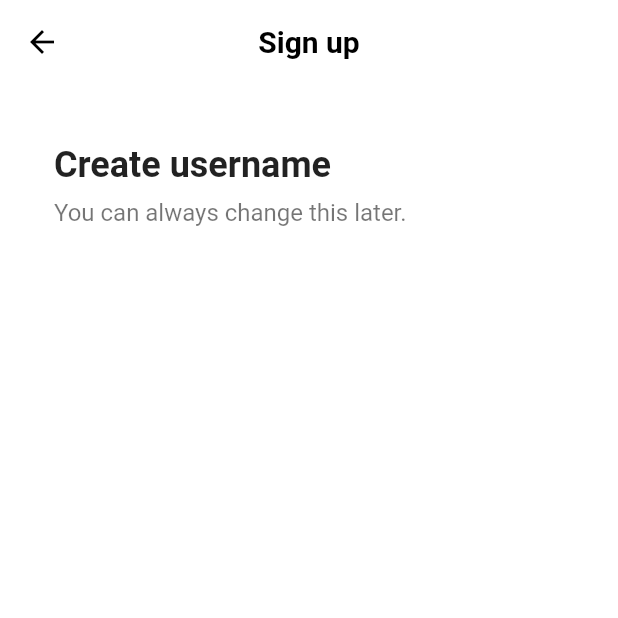
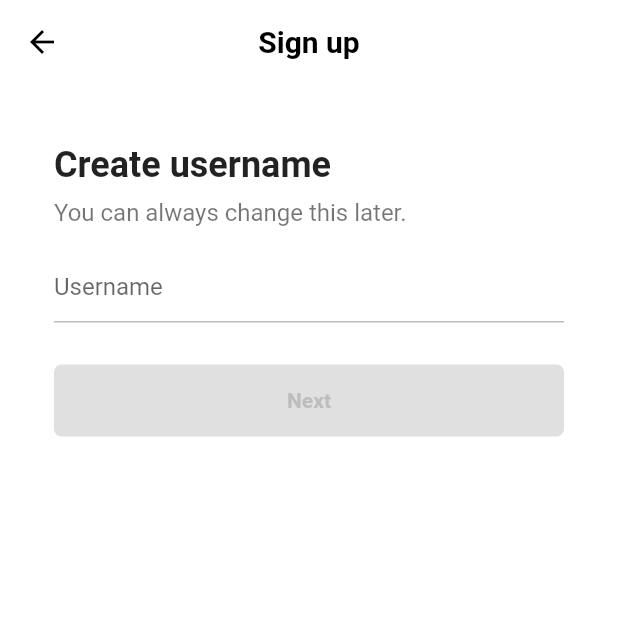
Before and after one commit to ghrms80/tiktok_clone_re0, a Flutter app: the UsernameScreen screen opened directly, on a phone screen of 412 x 824 dp, the top half of it. Run offline on Flutter 3.47's test engine with Material 2 defaults, Android fonts, the phone set to English and light mode, and no system bars; our stand-ins replace font_awesome_flutter.

Commit message:
4.4 Username Screen

```diff
--- a/lib/features/authentication/username_screen.dart
+++ b/lib/features/authentication/username_screen.dart
@@ -1,8 +1,27 @@
 import 'package:flutter/material.dart';
 import 'package:tiktoc_clne_re0/constant/gaps.dart';
 
-class UsernameScreen extends StatelessWidget {
+class UsernameScreen extends StatefulWidget {
   const UsernameScreen({super.key});
+
+  @override
+  State<UsernameScreen> createState() => _UsernameScreenState();
+}
+
+class _UsernameScreenState extends State<UsernameScreen> {
+  final TextEditingController _usernameController = TextEditingController();
+  String _username = "";
+
+  @override
+  void initState() {
+    super.initState();
+
+    _usernameController.addListener(() {
+      setState(() {
+        _username = _usernameController.text;
+      });
+    });
+  }
 
   @override
   Widget build(BuildContext context) {
@@ -19,9 +38,9 @@
         ),
         child: Column(
           crossAxisAlignment: CrossAxisAlignment.start,
-          children: const [
+          children: [
             Gaps.v40,
-            Text(
+            const Text(
               "Create username",
               style: TextStyle(
                 fontSize: 24,
@@ -29,13 +48,57 @@
               ),
             ),
             Gaps.v8,
-            Text(
+            const Text(
               "You can always change this later.",
               style: TextStyle(
                 fontSize: 16,
                 color: Colors.black54,
               ),
-            )
+            ),
+            Gaps.v16,
+            TextField(
+              controller: _usernameController,
+              decoration: InputDecoration(
+                hintText: "Username",
+                enabledBorder: UnderlineInputBorder(
+                  borderSide: BorderSide(
+                    color: Colors.grey.shade400,
+                  ),
+                ),
+                focusedBorder: UnderlineInputBorder(
+                  borderSide: BorderSide(
+                    color: Colors.grey.shade400,
+                  ),
+                ),
+              ),
+              cursorColor: Theme.of(context).primaryColor,
+            ),
+            Gaps.v28,
+            FractionallySizedBox(
+              widthFactor: 1,
+              child: AnimatedContainer(
+                padding: const EdgeInsets.symmetric(vertical: 16),
+                decoration: BoxDecoration(
+                  borderRadius: BorderRadius.circular(5),
+                  color: _username.isEmpty
+                      ? Colors.grey.shade300
+                      : Theme.of(context).primaryColor,
+                ),
+                duration: const Duration(milliseconds: 500),
+                child: AnimatedDefaultTextStyle(
+                  duration: const Duration(milliseconds: 500),
+                  style: TextStyle(
+                    color:
+                        _username.isEmpty ? Colors.grey.shade400 : Colors.white,
+                    fontWeight: FontWeight.bold,
+                  ),
+                  child: const Text(
+                    'Next',
+                    textAlign: TextAlign.center,
+                  ),
+                ),
+              ),
+            ),
           ],
         ),
       ),
```
